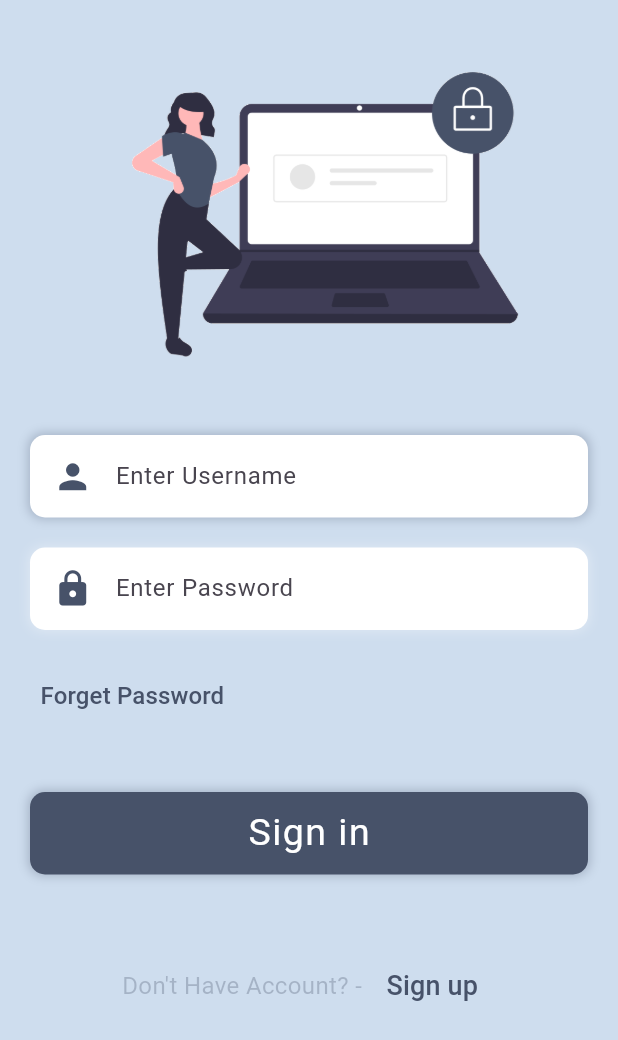
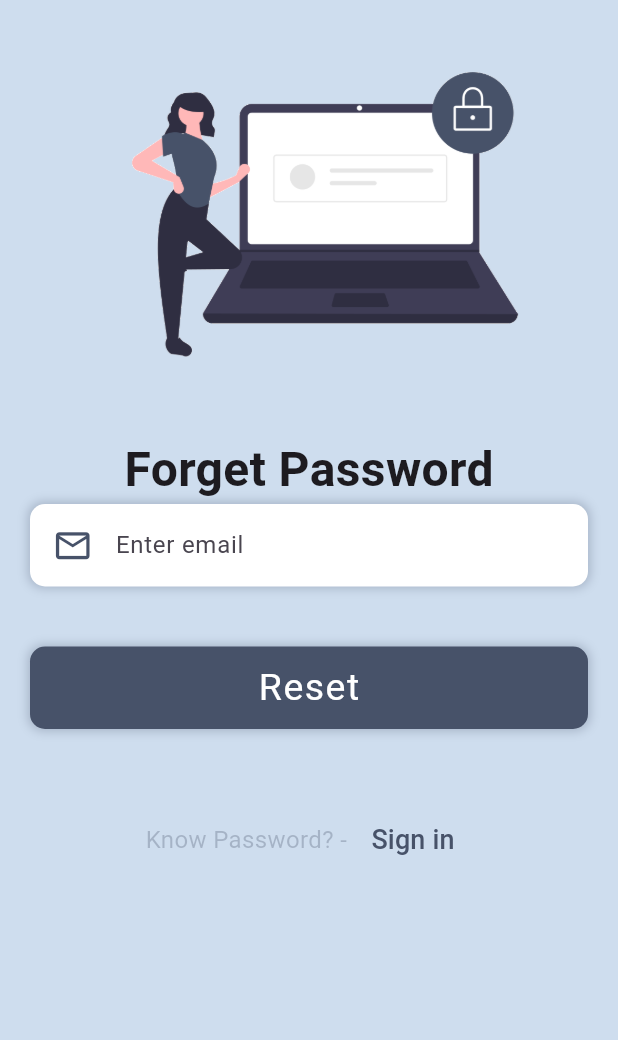
Before and after one commit to ThichTinhTam/projectandroidshop, a Flutter app: the screen it shows after launch, after a tap on "Forget Password", on a phone screen of 412 x 824 dp. Shown: the top 1040 px of the screen. Run offline on Flutter 3.47's test engine with Material 3 defaults, Android fonts, the phone set to English and light mode, and no system bars; our stand-ins replace badges, firebase_auth, firebase_core, flutter_rating_bar, sliding_sheet; accounts and stored records are empty; network calls fail.

Commit message:
forget_password

```diff
--- a/lib/pages/LoginPage.dart
+++ b/lib/pages/LoginPage.dart
@@ -1,6 +1,7 @@
 import 'package:firebase_auth/firebase_auth.dart';
 import 'package:firebase_core/firebase_core.dart';
 import 'package:flutter/material.dart';
+import 'package:projectandroid/pages/forget_password.dart';
 
 import 'Signup.dart';
 
@@ -82,6 +83,10 @@ class LoginPage extends StatelessWidget {
                     Container(
                       width: 250,
                       child: TextFormField(
+                        obscureText: true,
+                        style: TextStyle(
+                          color: Colors.black,fontFamily: 'SFUIDisplay'
+                        ),
                         controller: _passwordAddressController,
                         decoration: InputDecoration(
                           border: InputBorder.none,
@@ -98,6 +103,7 @@ class LoginPage extends StatelessWidget {
                 alignment: Alignment.centerLeft,
                 child: TextButton(
                   onPressed: () {
+                    Navigator.of(context).push(MaterialPageRoute(builder: (context) => ForgetPassword()));
                   },
                   child: Text(
                     "Forget Password",
--- a/lib/pages/Signup.dart
+++ b/lib/pages/Signup.dart
@@ -1,3 +1,4 @@
+import 'package:firebase_auth/firebase_auth.dart';
 import 'package:flutter/material.dart';
 import 'package:projectandroid/pages/LoginPage.dart';
 
@@ -117,6 +118,10 @@ class Signup extends StatelessWidget {
                     Container(
                       width: 250,
                       child: TextFormField(
+                        obscureText: true,
+                        style: TextStyle(
+                            color: Colors.black,fontFamily: 'SFUIDisplay'
+                        ),
                         controller: _passwordController,
                         decoration: InputDecoration(
                           border: InputBorder.none,
@@ -154,6 +159,10 @@ class Signup extends StatelessWidget {
                     Container(
                       width: 250,
                       child: TextFormField(
+                        obscureText: true,
+                        style: TextStyle(
+                            color: Colors.black,fontFamily: 'SFUIDisplay'
+                        ),
                         controller: _confirmPasswordController,
                         decoration: InputDecoration(
                           border: InputBorder.none,
@@ -164,27 +173,16 @@ class Signup extends StatelessWidget {
                   ],
                 ),
               ),
-              SizedBox(height: 20),
-              Container(
-                margin: EdgeInsets.only(left: 15),
-                alignment: Alignment.centerLeft,
-                child: TextButton(
-                  onPressed: () {},
-                  child: Text(
-                    "Forget Password",
-                    style: TextStyle(
-                      color: Color(0xFF475269),
-                      fontSize: 16,
-                      fontWeight: FontWeight.w500,
-                    ),
-                  ),
-                ),
-              ),
-
               SizedBox(height: 40),
               InkWell(
                 onTap: () {
-                  Navigator.pushNamed(context, "/");
+                  FirebaseAuth.instance.createUserWithEmailAndPassword(
+                      email: _emailController.text,
+                      password: _passwordController.text
+                  ).then((value) => {
+                  Navigator.pushNamed(context, "/")
+                  });
+             //
                 },
                 child: Container(
                   alignment: Alignment.center,
--- /dev/null
+++ b/lib/pages/forget_password.dart
@@ -0,0 +1,129 @@
+import 'package:firebase_auth/firebase_auth.dart';
+import 'package:flutter/material.dart';
+import 'package:projectandroid/pages/LoginPage.dart';
+
+class ForgetPassword extends StatelessWidget {
+  //const Signup({super.key});
+
+  TextEditingController _emailController = TextEditingController();
+
+  @override
+  Widget build(BuildContext context) {
+    return Scaffold(
+      body: SingleChildScrollView(
+        child: SafeArea(
+          child: Column(
+            children: [
+              Padding(padding: EdgeInsets.symmetric(vertical: 20),
+                child: Image.asset("images/login.png", height: 250),
+              ),
+              const Text(
+                'Forget Password',
+                style: TextStyle(
+                  fontSize: 32,fontWeight: FontWeight.bold
+                ),
+              ),
+              Container(
+                margin: EdgeInsets.symmetric(horizontal: 20),
+                padding: EdgeInsets.symmetric(horizontal: 15),
+                height: 55,
+                decoration: BoxDecoration(
+                  color: Colors.white,
+                  borderRadius: BorderRadius.circular(10),
+                  boxShadow: [
+                    BoxShadow(
+                      color: Color(0xFF475269).withOpacity(0.3),
+                      blurRadius: 5,
+                      spreadRadius: 1,
+                    )
+                  ],
+                ),
+                child: Row(
+                  children: [
+                    Icon(
+                      Icons.email_outlined,
+                      size: 27,
+                      color: Color(0xFF475269),
+                    ),
+                    SizedBox(width: 15),
+                    Container(
+                      width: 250,
+                      child: TextFormField(
+                        controller: _emailController,
+                        decoration: InputDecoration(
+                          border: InputBorder.none,
+                          hintText: "Enter email",
+                        ),
+                      ),
+                    )
+                  ],
+                ),
+              ),
+
+              SizedBox(height: 40),
+              InkWell(
+                onTap: () {
+                  FirebaseAuth.instance.sendPasswordResetEmail(
+                      email: _emailController.text,
+                  ).then((value) => {
+                    Navigator.of(context).pop(),
+                  });
+                  //
+                },
+                child: Container(
+                  alignment: Alignment.center,
+                  margin: EdgeInsets.symmetric(horizontal: 20),
+                  padding: EdgeInsets.symmetric(horizontal: 15),
+                  height: 55,
+                  width: double.infinity,
+                  decoration: BoxDecoration(
+                    color: Color(0xFF475269),
+                    borderRadius: BorderRadius.circular(10),
+                    boxShadow: [
+                      BoxShadow(
+                        color: Color(0xFF475269).withOpacity(0.3),
+                        blurRadius: 5,
+                        spreadRadius: 1,
+                      ),
+                    ],
+                  ),
+                  child: Text(
+                    "Reset",
+                    style: TextStyle(
+                      fontSize: 25,
+                      color: Colors.white,
+                      letterSpacing: 1,
+                    ),
+                  ),
+                ),
+              ),
+              SizedBox(height: 50),
+              Row(
+                mainAxisAlignment: MainAxisAlignment.center,
+                children: [
+                  Text(
+                    "Know Password? - ",
+                    style: TextStyle(
+                      color: Color(0xFF475269).withOpacity(0.3),
+                      fontSize: 16,
+                    ),
+                  ),
+                  TextButton(onPressed: () => Navigator.of(context).push(MaterialPageRoute(builder: (context) => LoginPage(),),),
+                      child: Text(
+                        "Sign in",
+                        style: TextStyle(
+                          color: Color(0xFF475269),
+                          fontSize: 18,
+                          fontWeight: FontWeight.w500,
+                        ),
+                      )
+                  ),
+                ],
+              ),
+            ],
+          ),
+        ),
+      ),
+    );
+  }
+}
```
